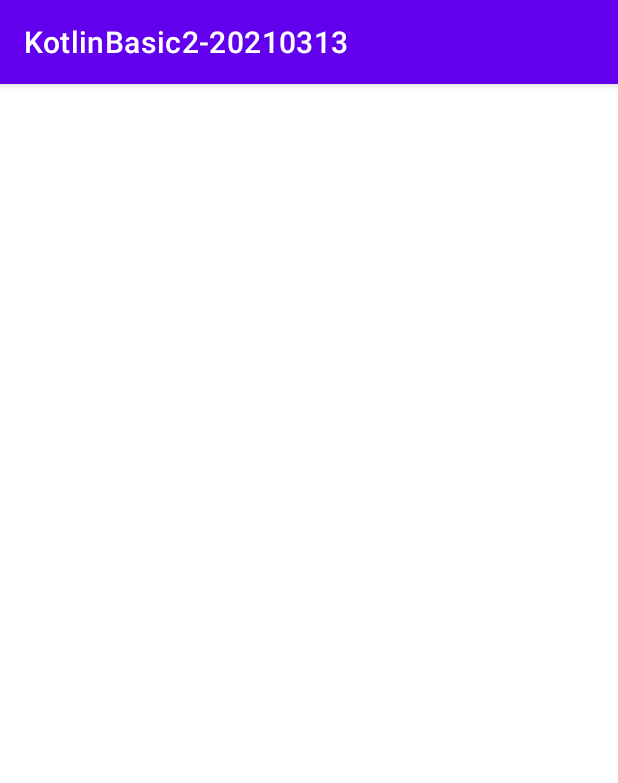
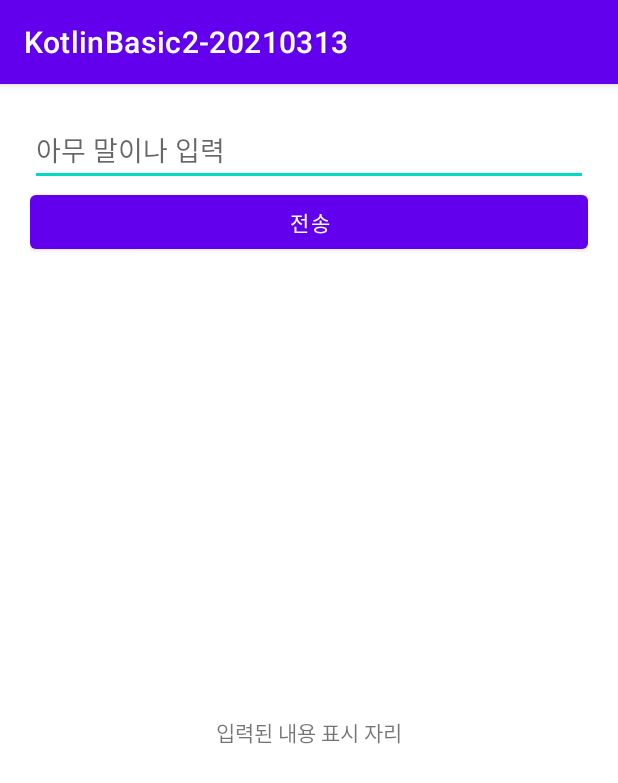
Before and after one commit to junho0615/KotlinBasic2-20210313, an Android app: the screen it shows after launch (MainActivity), on a phone screen of 412 x 824 dp. Shown: the top 783 px of the screen. Run offline under Robolectric (Android 15) with nearby library versions, the phone set to English and light mode, and no system bars.

Commit message:
연습용 UI 그리기

```diff
--- a/app/src/main/res/layout/activity_main.xml
+++ b/app/src/main/res/layout/activity_main.xml
@@ -5,7 +5,24 @@
     android:layout_width="match_parent"
     android:layout_height="match_parent"
     android:orientation="vertical"
-    tools:context=".MainActivity">
+    tools:context=".MainActivity"
+    android:padding="20dp">
+
+    <EditText
+        android:layout_width="match_parent"
+        android:layout_height="wrap_content"
+        android:hint="아무 말이나 입력"/>
+
+    <Button
+        android:layout_width="match_parent"
+        android:layout_height="wrap_content"
+        android:text="전송"/>
+
+    <TextView
+        android:layout_width="match_parent"
+        android:layout_height="match_parent"
+        android:gravity="center"
+        android:text="입력된 내용 표시 자리"/>
 
 
 </LinearLayout>
```
